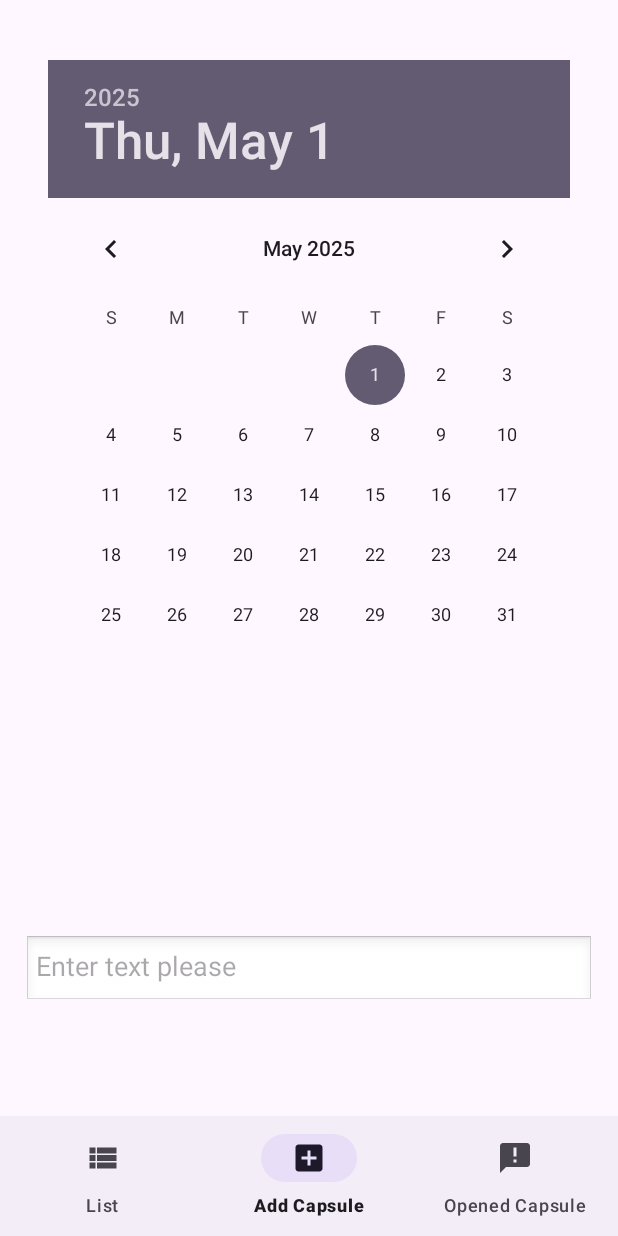
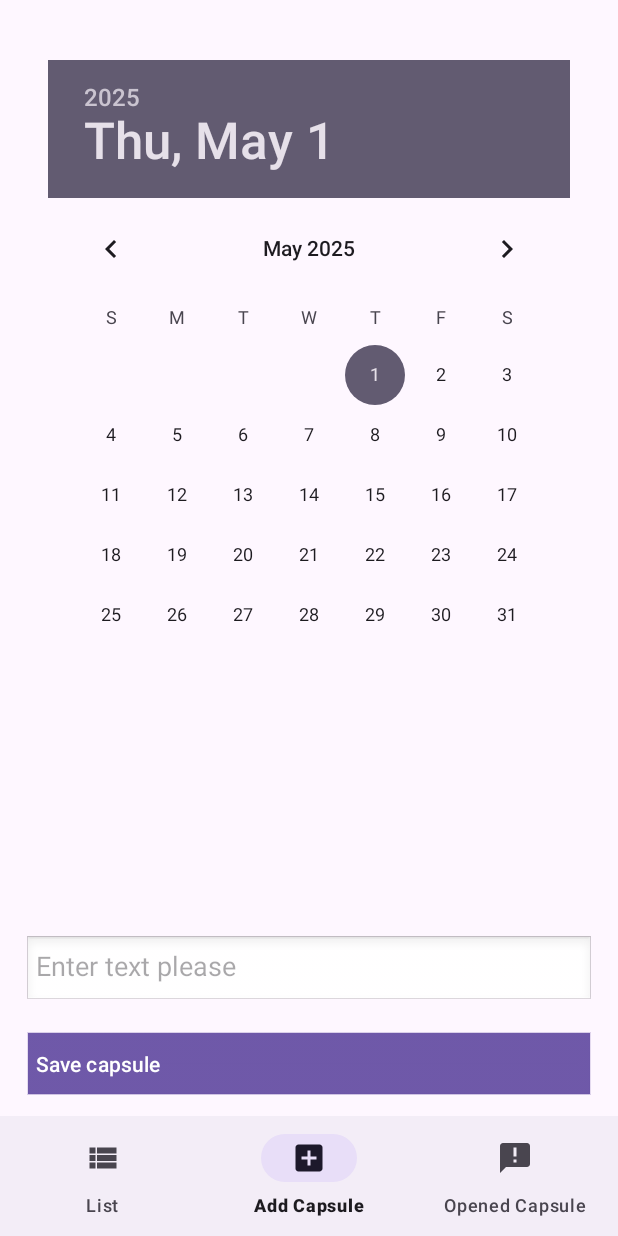
Before and after one commit to BogdanDohtarenko/LoveTimeCapsule, an Android app: the AddCapsuleFragment screen opened through its navigation route, on a phone screen of 412 x 824 dp. Run offline under Robolectric (Android 15) with nearby library versions, the phone set to English and light mode, and no system bars; our stand-ins replace navigation-ui.

Commit message:
save capsule button

```diff
--- a/app/src/main/res/layout/add_capsule_fragment.xml
+++ b/app/src/main/res/layout/add_capsule_fragment.xml
@@ -35,4 +35,19 @@
         android:layout_marginStart="16dp"
         android:layout_marginEnd="16dp" />
 
+    <Button
+        android:id="@+id/saveButton"
+        android:layout_width="0dp"
+        android:layout_height="wrap_content"
+        android:text="@string/save_capsule"
+        android:gravity="top|start"
+        android:padding="8dp"
+        android:background="@android:drawable/edit_text"
+        app:layout_constraintTop_toBottomOf="@id/text_input"
+        app:layout_constraintStart_toStartOf="parent"
+        app:layout_constraintEnd_toEndOf="parent"
+        android:layout_marginStart="16dp"
+        android:layout_marginEnd="16dp"
+        android:layout_marginTop="16dp" />
+
 </androidx.constraintlayout.widget.ConstraintLayout>
--- a/app/src/main/res/values/strings.xml
+++ b/app/src/main/res/values/strings.xml
@@ -4,4 +4,5 @@
     <string name="opened_capsule">Opened Capsule</string>
     <string name="list">List</string>
     <string name="enter_text">Enter text please</string>
+    <string name="save_capsule">Save capsule</string>
 </resources>
```
